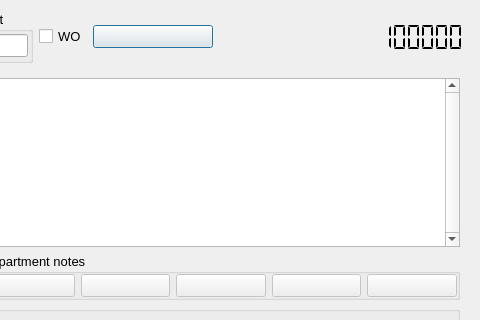
Before: the Qt Designer form App/Ui/OrderDialog0.ui in paolodestefani/pySagra3, drawn with Qt 5; both pictures show x 725 to 1205 and y 0 to 320 of the 1205 by 462 pixel window.
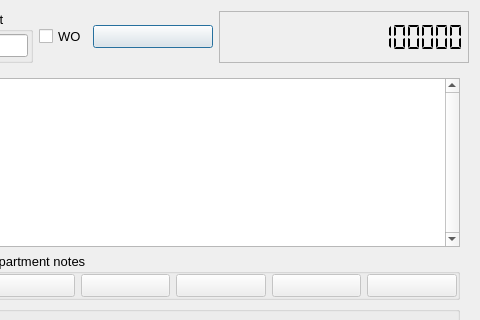
After: the same form once the commit is applied.

Commit message: Order dialog get rid of stylesheet

```diff
--- a/App/Ui/OrderDialog0.ui
+++ b/App/Ui/OrderDialog0.ui
@@ -266,7 +266,7 @@
           <string>Press Ctrl+F12 to change date and time</string>
          </property>
          <property name="frameShape">
-          <enum>QFrame::Shape::NoFrame</enum>
+          <enum>QFrame::Shape::StyledPanel</enum>
          </property>
          <property name="smallDecimalPoint">
           <bool>false</bool>
```
Left out of the diff: 54 changed lines with no effect on the pictures. The commit also changes 6 other files.
